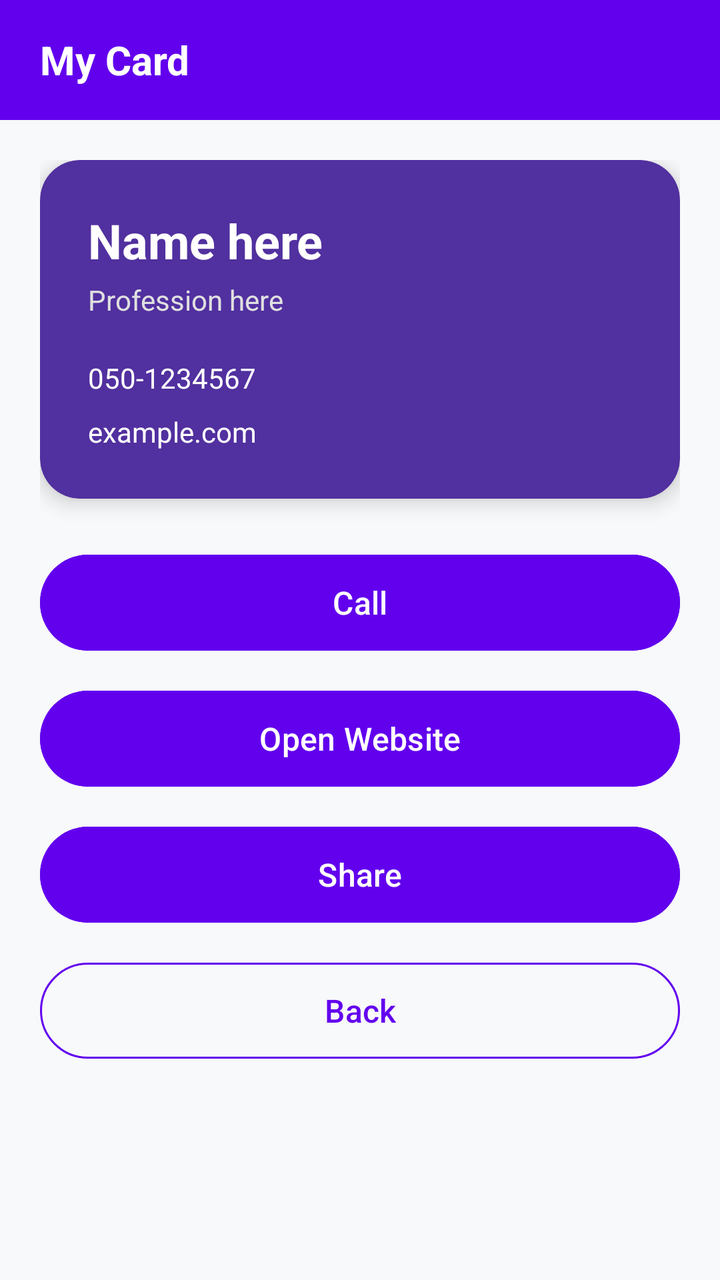
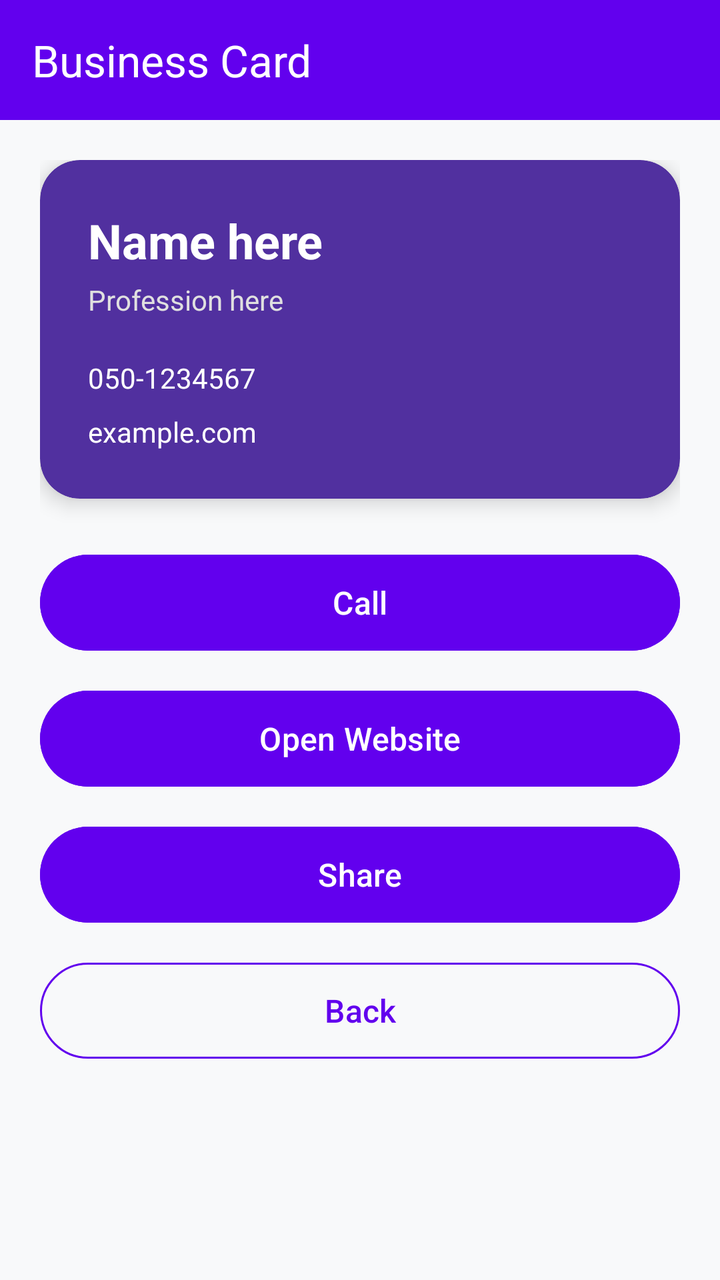

Compare the two renders of this Android layout. The source of the first and the diff that turns it into the second are given below.
<!-- AndroidManifest.xml: application theme Theme.DigitalCard -->
<!-- res/layout/activity_third.xml -->
<?xml version="1.0" encoding="utf-8"?>
<LinearLayout xmlns:android="http://schemas.android.com/apk/res/android"
    xmlns:app="http://schemas.android.com/apk/res-auto"
    android:layout_width="match_parent"
    android:layout_height="match_parent"
    android:background="#F8F9FA"
    android:orientation="vertical">

    <LinearLayout
        android:layout_width="match_parent"
        android:layout_height="60dp"
        android:background="#6200EE"
        android:gravity="center_vertical"
        android:paddingLeft="20dp">

        <TextView
            android:layout_width="wrap_content"
            android:layout_height="wrap_content"
            android:text="My Card"
            android:textColor="#FFFFFF"
            android:textSize="20sp"
            android:textStyle="bold" />
    </LinearLayout>

    <LinearLayout
        android:layout_width="match_parent"
        android:layout_height="match_parent"
        android:orientation="vertical"
        android:padding="20dp">

        <androidx.cardview.widget.CardView
            android:layout_width="match_parent"
            android:layout_height="wrap_content"
            android:layout_marginBottom="24dp"
            app:cardBackgroundColor="#51309F"
            app:cardCornerRadius="20dp"
            app:cardElevation="6dp">

            <LinearLayout
                android:layout_width="match_parent"
                android:layout_height="wrap_content"
                android:orientation="vertical"
                android:padding="24dp">

                <TextView
                    android:id="@+id/tvCardName"
                    android:layout_width="wrap_content"
                    android:layout_height="wrap_content"
                    android:text="Name here"
                    android:textColor="#FFFFFF"
                    android:textSize="24sp"
                    android:textStyle="bold" />

                <TextView
                    android:id="@+id/tvCardTitle"
                    android:layout_width="wrap_content"
                    android:layout_height="wrap_content"
                    android:layout_marginTop="4dp"
                    android:layout_marginBottom="20dp"
                    android:text="Profession here"
                    android:textColor="#E0E0E0"
                    android:textSize="14sp" />

                <LinearLayout
                    android:layout_width="wrap_content"
                    android:layout_height="wrap_content"
                    android:layout_marginBottom="8dp"
                    android:gravity="center_vertical"
                    android:orientation="horizontal">

                    <TextView
                        android:id="@+id/tvCardPhone"
                        android:layout_width="wrap_content"
                        android:layout_height="wrap_content"
                        android:layout_marginEnd="8dp"
                        android:text="050-1234567"
                        android:textColor="#FFFFFF"
                        android:textSize="14sp" />

                </LinearLayout>

                <LinearLayout
                    android:layout_width="wrap_content"
                    android:layout_height="wrap_content"
                    android:gravity="center_vertical"
                    android:orientation="horizontal">

                    <TextView
                        android:id="@+id/tvCardWebsite"
                        android:layout_width="wrap_content"
                        android:layout_height="wrap_content"
                        android:layout_marginEnd="8dp"
                        android:text="example.com"
                        android:textColor="#FFFFFF"
                        android:textSize="14sp" />

                </LinearLayout>

            </LinearLayout>
        </androidx.cardview.widget.CardView>

        <Button
            android:id="@+id/btnCall"
            android:layout_width="match_parent"
            android:layout_height="56dp"
            android:layout_marginBottom="12dp"
            android:backgroundTint="#6200EE"
            android:text="Call"
            android:textAllCaps="false"
            android:textColor="#FFFFFF"
            android:textSize="16sp"
            app:cornerRadius="28dp" />

        <Button
            android:id="@+id/btnOpenWebsite"
            android:layout_width="match_parent"
            android:layout_height="56dp"
            android:layout_marginBottom="12dp"
            android:backgroundTint="#6200EE"
            android:text="Open Website"
            android:textAllCaps="false"
            android:textColor="#FFFFFF"
            android:textSize="16sp"
            app:cornerRadius="28dp" />

        <Button
            android:id="@+id/btnShare"
            android:layout_width="match_parent"
            android:layout_height="56dp"
            android:layout_marginBottom="12dp"
            android:backgroundTint="#6200EE"
            android:text="Share"
            android:textAllCaps="false"
            android:textColor="#FFFFFF"
            android:textSize="16sp"
            app:cornerRadius="28dp" />

        <Button
            android:id="@+id/btnBack"
            style="?attr/materialButtonOutlinedStyle"
            android:layout_width="match_parent"
            android:layout_height="56dp"
            android:text="Back"
            android:textAllCaps="false"
            android:textColor="#6200EE"
            android:textSize="16sp"
            app:cornerRadius="28dp"
            app:strokeColor="#6200EE" />

    </LinearLayout>

</LinearLayout>
<!-- resources referenced by this layout -->
<resources>
  <style name="Theme.DigitalCard" parent="Base.Theme.DigitalCard" />
  <style name="Base.Theme.DigitalCard" parent="Theme.Material3.DayNight.NoActionBar">
          
          
      </style>
</resources>

<!-- the commit's change to res/layout/activity_third.xml (unified diff, before → after) -->
@@ -6,21 +6,14 @@
     android:background="#F8F9FA"
     android:orientation="vertical">
 
-    <LinearLayout
+    <androidx.appcompat.widget.Toolbar
+        android:id="@+id/toolbar"
         android:layout_width="match_parent"
         android:layout_height="60dp"
         android:background="#6200EE"
-        android:gravity="center_vertical"
-        android:paddingLeft="20dp">
-
-        <TextView
-            android:layout_width="wrap_content"
-            android:layout_height="wrap_content"
-            android:text="My Card"
-            android:textColor="#FFFFFF"
-            android:textSize="20sp"
-            android:textStyle="bold" />
-    </LinearLayout>
+        app:title="Business Card"
+        app:titleTextColor="#FFFFFF"
+        app:theme="@style/ThemeOverlay.AppCompat.Dark.ActionBar" />
 
     <LinearLayout
         android:layout_width="match_parent"
